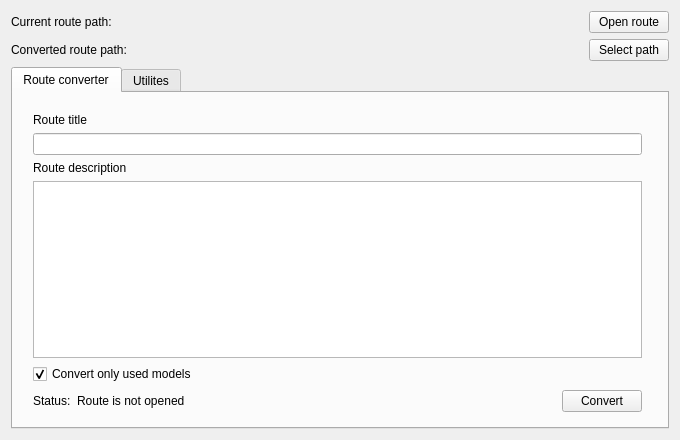
maisvendoo/RRS, file tools/routeconv/forms/mainwindow.ui: the form before one commit.
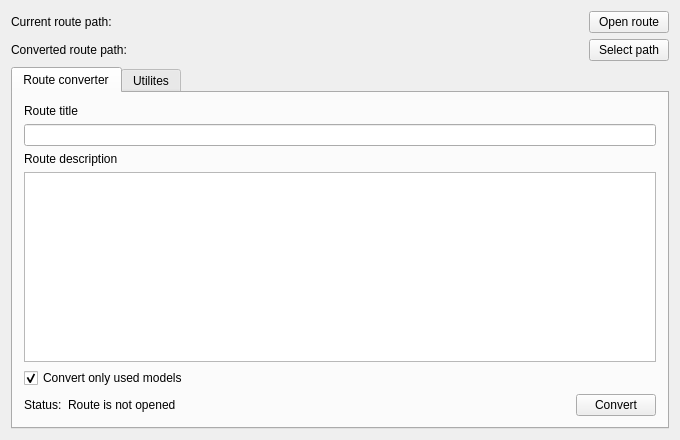
The form after the commit.

Commit message: Настройка изменения вкладок конвертера вслед за размером окна

```diff
--- a/tools/routeconv/forms/mainwindow.ui
+++ b/tools/routeconv/forms/mainwindow.ui
@@ -108,15 +108,8 @@
          <attribute name="title">
           <string>Route converter</string>
          </attribute>
-         <widget class="QWidget" name="verticalLayoutWidget_3">
-          <property name="geometry">
-           <rect>
-            <x>9</x>
-            <y>9</y>
-            <width>631</width>
-            <height>321</height>
-           </rect>
-          </property>
+         <layout class="QVBoxLayout" name="verticalLayout_3">
+          <item>
           <layout class="QVBoxLayout" name="vlConverter">
            <item>
             <widget class="QLabel" name="lRouteTitleLabel">
@@ -187,7 +180,8 @@
             </layout>
            </item>
           </layout>
-         </widget>
+          </item>
+         </layout>
         </widget>
         <widget class="QWidget" name="tabUtilites">
          <attribute name="title">
```
Left out of the diff: 14 changed lines with no effect on the pictures. Lines whose indentation alone changed are shown as unchanged.
